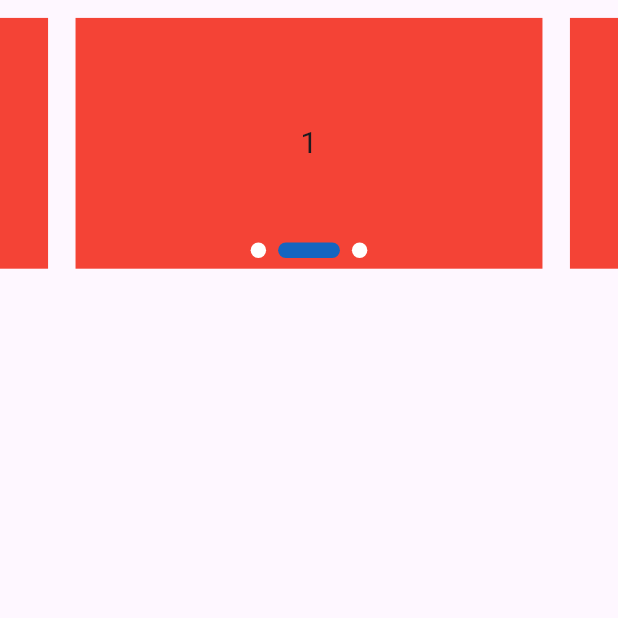
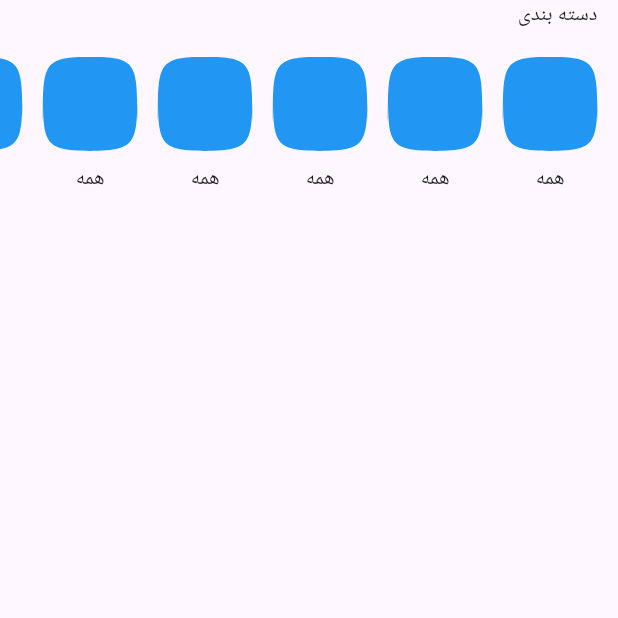
Before and after one commit to MohammadGheysari79-dev/flutter_online_shop, a Flutter app: the screen it shows after launch, on a phone screen of 412 x 824 dp, the top half of it. Run offline on Flutter 3.47's test engine with Material 3 defaults, Android fonts, the phone set to English and light mode, and no system bars; drawn by our look-alikes of smooth_page_indicator; our stand-ins replace flutter_screenutil.

Commit message:
Implement category list in home page

```diff
--- a/lib/main.dart
+++ b/lib/main.dart
@@ -20,7 +20,10 @@ class Application extends StatelessWidget {
         // todo : replace with '/' to start from splash screen
         routes: {
           '/': (_) => const SplashScreen(),
-          '/home': (_) => const HomeScreen(),
+          '/home': (_) => const Directionality(
+                textDirection: TextDirection.rtl,
+                child: HomeScreen(),
+              ),
         },
       ),
     );
--- a/lib/ui/screens/home_screen.dart
+++ b/lib/ui/screens/home_screen.dart
@@ -1,6 +1,7 @@
-import 'package:flutter/cupertino.dart';
 import 'package:flutter/material.dart';
 import 'package:flutter_online_shop/constants/app_colors.dart';
+import 'package:flutter_online_shop/ui/widgets/category_widget.dart';
+import 'package:flutter_online_shop/ui/widgets/squircle_widget.dart';
 import 'package:flutter_screenutil/flutter_screenutil.dart';
 import 'package:smooth_page_indicator/smooth_page_indicator.dart';
 
@@ -12,7 +13,7 @@ class HomeScreen extends StatefulWidget {
 }
 
 class _HomeScreenState extends State<HomeScreen> {
-  final _controller = PageController(
+  final _pageViewController = PageController(
     initialPage: 1,
     viewportFraction: 0.8,
   );
@@ -21,7 +22,61 @@ class _HomeScreenState extends State<HomeScreen> {
   Widget build(BuildContext context) {
     return Scaffold(
       body: SafeArea(
-        child: SizedBox(
+        child: Column(
+          crossAxisAlignment: CrossAxisAlignment.start,
+          children: [
+            Padding(
+              padding: EdgeInsets.only(right: 12.w, bottom: 14.h),
+              child: const Text('دسته بندی'),
+            ),
+            _getCategoryList(),
+          ],
+        ),
+      ),
+    );
+  }
+
+  Widget _getCategoryList() {
+    return SizedBox(
+      height: 90.r,
+      child: ListView.builder(
+        itemCount: 10,
+        scrollDirection: Axis.horizontal,
+        padding: EdgeInsets.symmetric(horizontal: 12.w),
+        itemBuilder: (_, index) {
+          return Padding(
+            padding: EdgeInsets.only(left: 12.w),
+            child: CategoryWidget(
+              title: 'همه',
+              space: 8.r,
+              child: SquircleWidget(
+                width: 55.r,
+                height: 55.r,
+                radius: 38.r,
+                color: AppColors.primry,
+              ),
+            ),
+          );
+        },
+      ),
+    );
+  }
+
+  Widget _getSearchBar() {
+    return const TextField(
+      decoration: InputDecoration(
+        icon: ImageIcon(
+          AssetImage('assets/images/icon_search.png'),
+        ),
+        suffixIcon: ImageIcon(
+          AssetImage('assets/images/icon_apple_blue.png'),
+        ),
+      ),
+    );
+  }
+
+  Widget _getBannerPart() {
+    return SizedBox(
       height: 150.h,
       child: Stack(
         alignment: AlignmentDirectional.bottomCenter,
@@ -33,15 +88,13 @@ class _HomeScreenState extends State<HomeScreen> {
           ),
         ],
       ),
-        ),
-      ),
     );
   }
 
   Widget _getPageView() {
     return PageView.builder(
       itemCount: 3,
-      controller: _controller,
+      controller: _pageViewController,
       itemBuilder: (context, index) => Padding(
         padding: EdgeInsets.symmetric(
           horizontal: 8.w,
@@ -53,7 +106,7 @@ class _HomeScreenState extends State<HomeScreen> {
           child: Center(
             child: Text(
               '$index',
-              style: TextStyle(
+              style: const TextStyle(
                 fontSize: 20,
               ),
             ),
@@ -65,7 +118,7 @@ class _HomeScreenState extends State<HomeScreen> {
 
   Widget _getIndicator() {
     return SmoothPageIndicator(
-      controller: _controller,
+      controller: _pageViewController,
       count: 3,
       effect: ExpandingDotsEffect(
         dotHeight: 9.r,
--- a/lib/ui/widgets/squircle_widget.dart
+++ b/lib/ui/widgets/squircle_widget.dart
@@ -1,12 +1,13 @@
 import 'package:flutter/material.dart';
 
-class Squircle extends StatelessWidget {
-  const Squircle({
+class SquircleWidget extends StatelessWidget {
+  const SquircleWidget({
     this.width,
     this.height,
     this.radius = 42,
     this.color,
     this.child,
+    this.shadows,
     super.key,
   });
 
@@ -15,6 +16,7 @@ class Squircle extends StatelessWidget {
   final double radius;
   final Color? color;
   final Widget? child;
+  final List<BoxShadow>? shadows;
 
   @override
   Widget build(BuildContext context) {
@@ -23,6 +25,7 @@ class Squircle extends StatelessWidget {
       height: height,
       decoration: ShapeDecoration(
         color: color,
+        shadows: shadows,
         shape: ContinuousRectangleBorder(
           borderRadius: BorderRadius.circular(radius),
         ),
--- a/pubspec.yaml
+++ b/pubspec.yaml
@@ -3,7 +3,6 @@ description: "A new Flutter project."
 # The following line prevents the package from being accidentally published to
 # pub.dev using `flutter pub publish`. This is preferred for private packages.
 publish_to: 'none' # Remove this line if you wish to publish to pub.dev
-
 # The following defines the version and build number for your application.
 # A version number is three numbers separated by dots, like 1.2.43
 # followed by an optional build number separated by a +.
```
Lines whose indentation alone changed are shown as unchanged.
